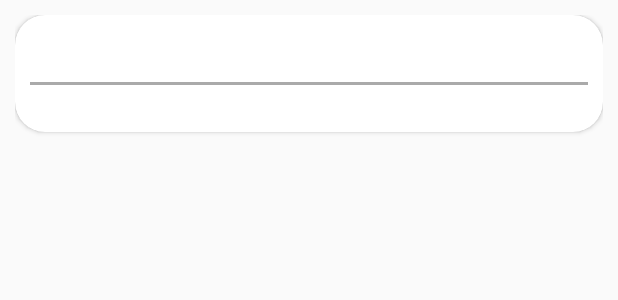
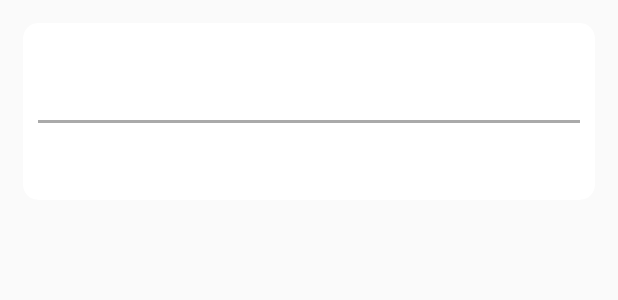
Before and after one commit to mRahulJain/MinorProject, an Android app: the layout activity_news_tile.xml on its own in the app's theme, with its tools: preview values and no code run, on a phone screen of 412 x 824 dp. Shown: the top 300 px of the screen. Run offline under Robolectric (Android 15) with nearby library versions, the phone set to English and light mode, and no system bars.

Commit message:
news ui changes

```diff
--- a/app/src/main/java/com/android/collegeproject/activity/NewsActivity.java
+++ b/app/src/main/java/com/android/collegeproject/activity/NewsActivity.java
@@ -6,6 +6,7 @@ import android.util.Log;
 import android.view.View;
 import android.widget.FrameLayout;
 import android.widget.LinearLayout;
+import android.widget.TextView;
 
 import androidx.appcompat.app.AppCompatActivity;
 import androidx.recyclerview.widget.LinearLayoutManager;
@@ -29,7 +30,6 @@ public class NewsActivity extends AppCompatActivity {
 
     private TextToSpeechHelper mTextToSpeechHelper;
     private Constants constants;
-
     public NewsModelClass newsModelBody;
     Sources sources;
     String newsBaseUrl = "https://newsapi.org";
@@ -48,7 +48,6 @@ public class NewsActivity extends AppCompatActivity {
     protected void onCreate(Bundle savedInstanceState) {
         super.onCreate(savedInstanceState);
         setContentView(R.layout.activity_news);
-
         mTextToSpeechHelper = new TextToSpeechHelper(this);
         constants = new Constants();
 
--- a/app/src/main/java/com/android/collegeproject/activity/WeatherActivity.java
+++ b/app/src/main/java/com/android/collegeproject/activity/WeatherActivity.java
@@ -151,9 +151,9 @@ public class WeatherActivity extends AppCompatActivity {
         String base = "https://openweathermap.org/img/wn/"+mBody.getWeather().get(0).getIcon()+"@2x.png";
 
         weatherDetails = "Details fetched successfully!\nIt’s clear in "+mBody.getName()+", today. " +
-                "Current temperature is "+(mBody.getMain().getTemp()+"").substring(0,5)+" degree Celsius," +
-                " with maximum temperature of "+(mBody.getMain().getTemp_max()+"").substring(0,5)+" " +
-                "degree C and minimum temperature of "+(mBody.getMain().getTemp_min()+"").substring(0,5)+" " +
+                "Current temperature is "+String.format("%.2f",mBody.getMain().getTemp())+" degree Celsius," +
+                " with maximum temperature of "+String.format("%.2f",mBody.getMain().getTemp_max())+" " +
+                "degree C and minimum temperature of "+String.format("%.2f",mBody.getMain().getTemp_min())+" " +
                 "degree Celsius, as recorded.\n\n\n\nDouble tap to go back";
         constants.speak(weatherDetails, mTextToSpeechHelper);
 
--- a/app/src/main/java/com/android/collegeproject/adapter/NewsAdapter.kt
+++ b/app/src/main/java/com/android/collegeproject/adapter/NewsAdapter.kt
@@ -27,6 +27,7 @@ class NewsAdapter(val context: Context, val newsModelClass: NewsModelClass) :
 
     override fun onBindViewHolder(holder: NameViewHolder, position: Int) {
         holder.itemView.activity_news_tile_headline.text = newsModelClass.articles[position].title
+        holder.itemView.activity_news_tile_headline.isSelected = true
         holder.itemView.activity_news_tile_description.text = newsModelClass.articles[position].description
     }
 
--- a/app/src/main/res/layout/activity_news_tile.xml
+++ b/app/src/main/res/layout/activity_news_tile.xml
@@ -1,27 +1,36 @@
 <?xml version="1.0" encoding="utf-8"?>
-<LinearLayout xmlns:android="http://schemas.android.com/apk/res/android"
-    android:layout_width="match_parent"
-    android:layout_height="match_parent"
+<androidx.cardview.widget.CardView
+    xmlns:android="http://schemas.android.com/apk/res/android"
     xmlns:app="http://schemas.android.com/apk/res-auto"
-    android:layout_margin="10dp">
-    <androidx.cardview.widget.CardView
     android:layout_width="match_parent"
     android:layout_height="wrap_content"
-        android:elevation="10dp"
-        app:cardCornerRadius="20dp">
+    android:elevation="15dp"
+    android:layout_margin="15dp"
+    android:layout_marginVertical="20dp"
+    app:cardCornerRadius="10dp">
     <LinearLayout
         android:layout_width="match_parent"
         android:layout_height="match_parent"
         android:padding="10dp"
         android:layout_gravity="center_horizontal"
         android:orientation="vertical">
+        <RelativeLayout
+            android:layout_width="fill_parent"
+            android:layout_height="fill_parent">
             <TextView
                 android:layout_width="wrap_content"
                 android:layout_height="wrap_content"
                 android:text=""
-                android:textAlignment="center"
                 android:textSize="25sp"
-                android:id="@+id/activity_news_tile_headline" />
+                android:ellipsize="marquee"
+                android:padding="10dp"
+                android:singleLine="true"
+                android:fadingEdge="horizontal"
+                android:marqueeRepeatLimit="marquee_forever"
+                android:scrollHorizontally="true"
+                android:id="@+id/activity_news_tile_headline"
+                android:textColor="@android:color/black"/>
+        </RelativeLayout>
     <View
         android:layout_width="match_parent"
         android:background="@android:color/darker_gray"
@@ -30,10 +39,9 @@
         android:layout_width="wrap_content"
         android:layout_height="wrap_content"
         android:text=""
-                android:textAlignment="textStart"
+        android:padding="10dp"
+        android:textAlignment="center"
         android:textSize="15sp"
         android:id="@+id/activity_news_tile_description" />
-
 </LinearLayout>
 </androidx.cardview.widget.CardView>
-</LinearLayout>
```
Also changed, not shown: app/src/main/res/layout/activity_news.xml (+8 -9 lines). Lines whose indentation alone changed are shown as unchanged.
